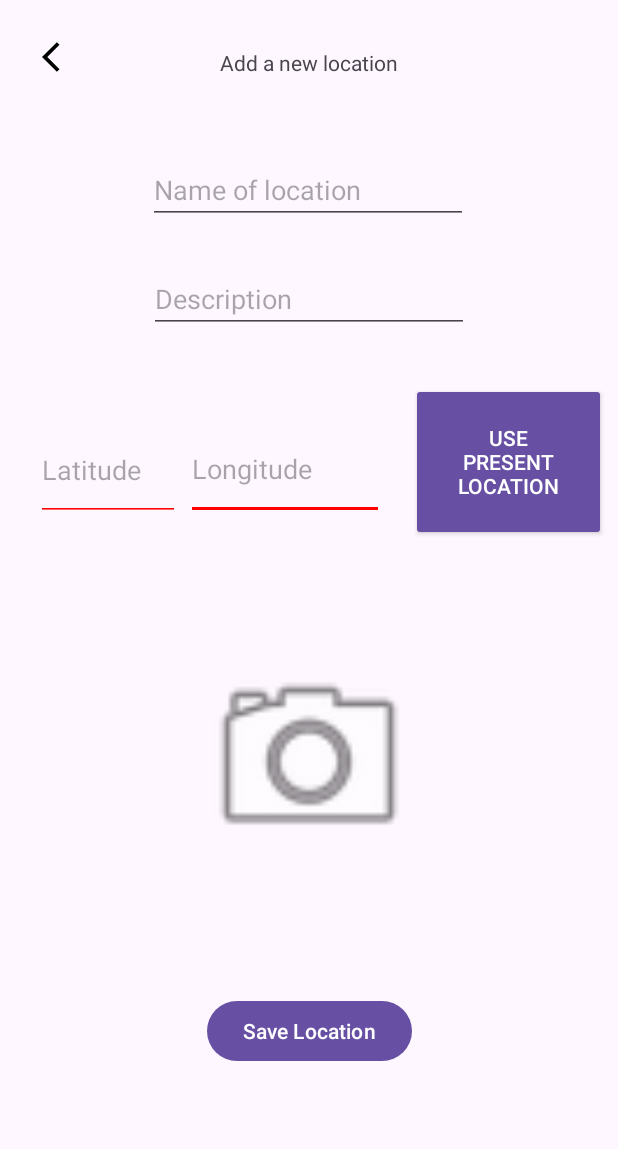
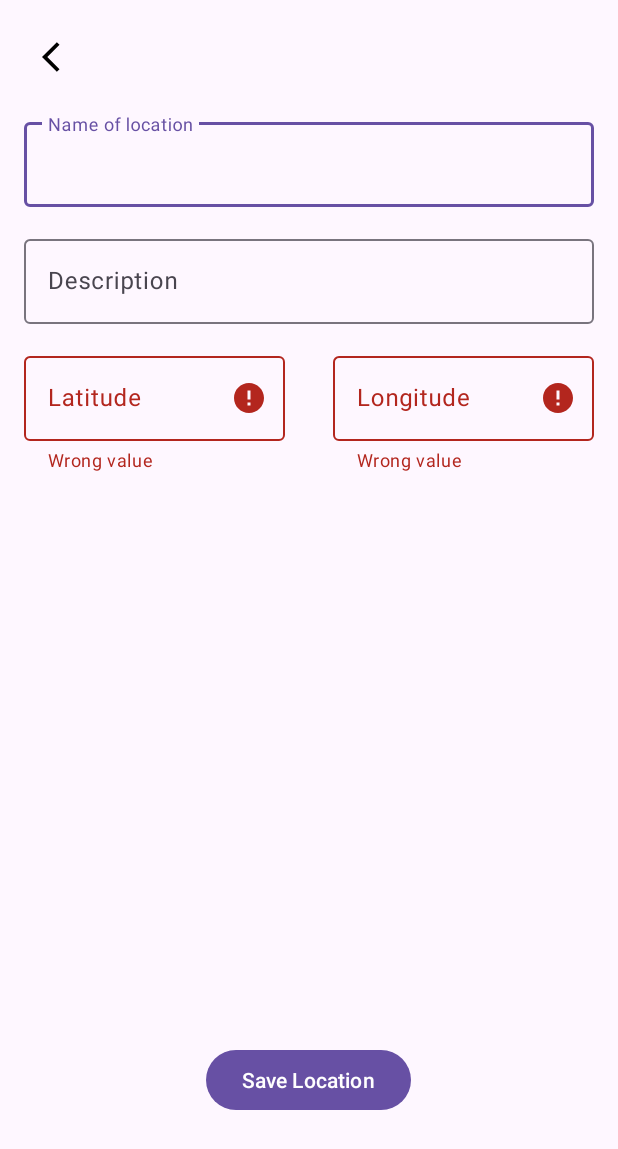
Before and after one commit to mattias012/MyHeliports, an Android app: the AddLocationActivity screen opened directly, with no data from a screen before it, after a tap on "Save Location", on a phone screen of 412 x 824 dp. Shown: the top 1149 px of the screen. Run offline under Robolectric (Android 15) with nearby library versions, the phone set to English and light mode, and no system bars; our stand-ins replace Firebase (no records; nobody signed in at launch, a user with empty details on screens opened directly).

Commit message:
added more M3 stuff

```diff
--- a/app/src/main/java/com/example/myheliports/AddLocationActivity.kt
+++ b/app/src/main/java/com/example/myheliports/AddLocationActivity.kt
@@ -6,7 +6,10 @@ import androidx.appcompat.app.AppCompatActivity
 import android.os.Bundle
 import android.widget.Button
 import android.widget.EditText
+import android.widget.TextView
 import androidx.appcompat.widget.AppCompatImageButton
+import com.google.android.material.textfield.TextInputEditText
+import com.google.android.material.textfield.TextInputLayout
 import com.google.firebase.auth.FirebaseAuth
 import com.google.firebase.auth.ktx.auth
 import com.google.firebase.firestore.FirebaseFirestore
@@ -19,10 +22,17 @@ class AddLocationActivity : AppCompatActivity() {
     lateinit var auth: FirebaseAuth
 
     lateinit var backButton: AppCompatImageButton
-    lateinit var nameOfLocationView: EditText
-    lateinit var descriptionOfLocationView: EditText
-    lateinit var latOfLocationView: EditText
-    lateinit var longOfLocationView: EditText
+
+    lateinit var nameOfLocation: TextInputEditText
+    lateinit var descriptionOfLocation: TextInputEditText
+    lateinit var latOfLocation: TextInputEditText
+    lateinit var longOfLocation: TextInputEditText
+
+    lateinit var nameOfLocationView: TextInputLayout
+    lateinit var descriptionOfLocationView: TextInputLayout
+    lateinit var latOfLocationView: TextInputLayout
+    lateinit var longOfLocationView: TextInputLayout
+
     lateinit var saveLocationButton: Button
 
 
@@ -34,10 +44,17 @@ class AddLocationActivity : AppCompatActivity() {
         auth = Firebase.auth
 
         backButton = findViewById(R.id.backButton)
+
         nameOfLocationView = findViewById(R.id.nameOfLocationView)
         descriptionOfLocationView = findViewById(R.id.descriptionOfLocationView)
         latOfLocationView = findViewById(R.id.latOfLocationView)
         longOfLocationView = findViewById(R.id.longOfLocationView)
+
+        nameOfLocation = findViewById(R.id.nameOfLocation)
+        descriptionOfLocation = findViewById(R.id.descriptionOfLocation)
+        latOfLocation = findViewById(R.id.latOfLocation)
+        longOfLocation = findViewById(R.id.longOfLocation)
+
         saveLocationButton = findViewById(R.id.saveLocationButton)
 
 
@@ -53,8 +70,8 @@ class AddLocationActivity : AppCompatActivity() {
 
     fun saveLocation() {
 
-        val lat = latOfLocationView.text.toString()
-        val long = longOfLocationView.text.toString()
+        val lat = latOfLocation.text.toString()
+        val long = longOfLocation.text.toString()
 
         val checkCoordinates = checkLatLong(lat, long)
 
@@ -62,25 +79,25 @@ class AddLocationActivity : AppCompatActivity() {
         val colorStateListWhite = ColorStateList.valueOf(Color.WHITE)
 
         if (!checkCoordinates) {
-            latOfLocationView.backgroundTintList = colorStateListRed
-            longOfLocationView.backgroundTintList = colorStateListRed
+            latOfLocationView.error = getString(R.string.error)
+            longOfLocationView.error = getString(R.string.error)
             return
         }
         else {
-            latOfLocationView.backgroundTintList = colorStateListWhite
-            longOfLocationView.backgroundTintList = colorStateListWhite
+            latOfLocationView.error = null
+            longOfLocationView.error = null
         }
 
         val latDouble = lat.toDouble()
         val longDouble = long.toDouble()
 
         //Create Location Object
-        val location = Location("??",
-            nameOfLocationView.text.toString(),
-            descriptionOfLocationView.text.toString(),
-            latDouble,
-            longDouble,
-            "greenland"
+        val location = Location(
+            name= nameOfLocation.text.toString(),
+            description = descriptionOfLocation.text.toString(),
+            lat = latDouble,
+            long = longDouble,
+            imageLink = "greenland"
         )
 
         val user = auth.currentUser ?: return
--- /dev/null
+++ b/app/src/main/java/com/example/myheliports/User.kt
@@ -0,0 +1,7 @@
+package com.example.myheliports
+
+import com.google.firebase.firestore.DocumentId
+
+class User(var userId: DocumentId,
+var userName : String? = null) {
+}
--- a/app/src/main/res/layout/activity_add_location.xml
+++ b/app/src/main/res/layout/activity_add_location.xml
@@ -6,73 +6,121 @@
     android:layout_height="match_parent"
     tools:context=".AddLocationActivity">
 
-    <EditText
+    <com.google.android.material.textfield.TextInputLayout
+        android:id="@+id/nameOfLocationView"
+        android:layout_width="match_parent"
+        android:layout_height="wrap_content"
+        android:layout_marginStart="16dp"
+        android:layout_marginTop="16dp"
+        android:layout_marginEnd="16dp"
+        app:layout_constraintEnd_toEndOf="parent"
+        app:layout_constraintStart_toStartOf="parent"
+        android:hint="Name of location"
+        app:endIconMode="clear_text"
+        app:layout_constraintTop_toBottomOf="@+id/backButton">
+
+
+        <com.google.android.material.textfield.TextInputEditText
+            android:id="@+id/nameOfLocation"
+            android:layout_width="match_parent"
+            android:layout_height="wrap_content"
+             />
+
+    </com.google.android.material.textfield.TextInputLayout>
+
+    <com.google.android.material.textfield.TextInputLayout
+        android:id="@+id/descriptionOfLocationView"
+        android:layout_width="match_parent"
+        android:layout_height="wrap_content"
+        android:layout_marginStart="16dp"
+        android:layout_marginTop="16dp"
+        android:layout_marginEnd="16dp"
+        android:hint="Description"
+        app:endIconMode="clear_text"
+        app:layout_constraintEnd_toEndOf="parent"
+        app:layout_constraintStart_toStartOf="parent"
+        app:layout_constraintTop_toBottomOf="@+id/nameOfLocationView">
+
+        <com.google.android.material.textfield.TextInputEditText
+            android:id="@+id/descriptionOfLocation"
+            android:layout_width="match_parent"
+            android:layout_height="wrap_content" />
+
+    </com.google.android.material.textfield.TextInputLayout>
+
+    <com.google.android.material.textfield.TextInputLayout
+        android:id="@+id/latOfLocationView"
+        android:layout_width="0dp"
+        android:layout_height="wrap_content"
+        android:layout_marginStart="16dp"
+        android:layout_marginTop="16dp"
+        android:layout_marginEnd="16dp"
+        android:hint="Latitude"
+        app:endIconMode="clear_text"
+        app:layout_constraintEnd_toStartOf="@+id/longOfLocationView"
+        app:layout_constraintStart_toStartOf="parent"
+        app:layout_constraintTop_toBottomOf="@+id/descriptionOfLocationView">
+
+        <com.google.android.material.textfield.TextInputEditText
+            android:id="@+id/latOfLocation"
+            android:layout_width="match_parent"
+            android:layout_height="wrap_content" />
+
+    </com.google.android.material.textfield.TextInputLayout>
+
+    <com.google.android.material.textfield.TextInputLayout
         android:id="@+id/longOfLocationView"
-        android:layout_width="132dp"
-        android:layout_height="67dp"
-        android:layout_marginStart="4dp"
-        android:layout_marginTop="57dp"
-        android:ems="10"
+        android:layout_width="0dp"
+        android:layout_height="wrap_content"
+        android:layout_marginStart="16dp"
+        android:layout_marginTop="16dp"
+        android:layout_marginEnd="16dp"
         android:hint="Longitude"
-        android:inputType="text"
+        app:endIconMode="clear_text"
+        app:errorEnabled="true"
+        app:layout_constraintEnd_toEndOf="parent"
         app:layout_constraintStart_toEndOf="@+id/latOfLocationView"
-        app:layout_constraintTop_toBottomOf="@+id/descriptionOfLocationView" />
+        app:layout_constraintTop_toBottomOf="@+id/descriptionOfLocationView">
 
-    <EditText
-        android:id="@+id/nameOfLocationView"
-        android:layout_width="wrap_content"
-        android:layout_height="wrap_content"
-        android:layout_marginTop="104dp"
-        android:ems="10"
-        android:hint="Name of location"
-        android:inputType="text"
-        app:layout_constraintEnd_toEndOf="parent"
-        app:layout_constraintHorizontal_bias="0.497"
-        app:layout_constraintStart_toStartOf="parent"
-        app:layout_constraintTop_toTopOf="parent" />
+        <com.google.android.material.textfield.TextInputEditText
+            android:id="@+id/longOfLocation"
+            android:layout_width="match_parent"
+            android:layout_height="wrap_content" />
 
-    <EditText
-        android:id="@+id/latOfLocationView"
-        android:layout_width="96dp"
-        android:layout_height="68dp"
-        android:layout_marginStart="24dp"
-        android:layout_marginTop="57dp"
-        android:ems="10"
-        android:hint="Latitude"
-        android:inputType="text"
-        app:layout_constraintStart_toStartOf="parent"
-        app:layout_constraintTop_toBottomOf="@+id/descriptionOfLocationView" />
+    </com.google.android.material.textfield.TextInputLayout>
 
-    <Button
-        android:id="@+id/button"
-        style="@style/Widget.AppCompat.Button"
-        android:layout_width="130dp"
-        android:layout_height="105dp"
-        android:layout_marginTop="33dp"
-        android:layout_marginEnd="8dp"
-        android:text="Use present location"
-        app:layout_constraintEnd_toEndOf="parent"
-        app:layout_constraintTop_toBottomOf="@+id/descriptionOfLocationView" />
+
+    <!--    <Button-->
+    <!--        android:id="@+id/button"-->
+    <!--        style="@style/Widget.AppCompat.Button"-->
+    <!--        android:layout_width="130dp"-->
+    <!--        android:layout_height="105dp"-->
+    <!--        android:layout_marginTop="33dp"-->
+    <!--        android:layout_marginEnd="8dp"-->
+    <!--        android:text="Use present location"-->
+    <!--        app:layout_constraintEnd_toEndOf="parent"-->
+    <!-- />-->
+
+    <!--&lt;!&ndash;    <ImageView&ndash;&gt;-->
+    <!--&lt;!&ndash;        android:id="@+id/imageView"&ndash;&gt;-->
+    <!--&lt;!&ndash;        android:layout_width="149dp"&ndash;&gt;-->
+    <!--&lt;!&ndash;        android:layout_height="161dp"&ndash;&gt;-->
+    <!--&lt;!&ndash;        android:layout_marginTop="64dp"&ndash;&gt;-->
+    <!--&lt;!&ndash;        android:src="@android:drawable/ic_menu_camera"&ndash;&gt;-->
+    <!--&lt;!&ndash;        app:layout_constraintEnd_toEndOf="parent"&ndash;&gt;-->
+    <!--&lt;!&ndash;        app:layout_constraintStart_toStartOf="parent"&ndash;&gt;-->
+    <!--        app:layout_constraintTop_toBottomOf="@+id/button" />-->
 
     <Button
         android:id="@+id/saveLocationButton"
         android:layout_width="wrap_content"
         android:layout_height="wrap_content"
-        android:layout_marginTop="77dp"
+        android:layout_marginBottom="80dp"
         android:text="Save Location"
+        app:layout_constraintBottom_toBottomOf="parent"
         app:layout_constraintEnd_toEndOf="parent"
-        app:layout_constraintStart_toStartOf="parent"
-        app:layout_constraintTop_toBottomOf="@+id/imageView" />
-
-    <ImageView
-        android:id="@+id/imageView"
-        android:layout_width="149dp"
-        android:layout_height="161dp"
-        android:layout_marginTop="64dp"
-        android:src="@android:drawable/ic_menu_camera"
-        app:layout_constraintEnd_toEndOf="parent"
-        app:layout_constraintStart_toStartOf="parent"
-        app:layout_constraintTop_toBottomOf="@+id/button" />
+        app:layout_constraintHorizontal_bias="0.498"
+        app:layout_constraintStart_toStartOf="parent" />
 
     <ImageButton
         android:id="@+id/backButton"
@@ -86,25 +134,15 @@
         app:layout_constraintStart_toStartOf="parent"
         app:layout_constraintTop_toTopOf="parent" />
 
-    <TextView
-        android:id="@+id/textView2"
-        android:layout_width="wrap_content"
-        android:layout_height="wrap_content"
-        android:layout_marginTop="32dp"
-        android:text="Add a new location"
-        app:layout_constraintEnd_toEndOf="parent"
-        app:layout_constraintStart_toStartOf="parent"
-        app:layout_constraintTop_toTopOf="parent" />
+    <!--    <TextView-->
+    <!--        android:id="@+id/textView2"-->
+    <!--        android:layout_width="wrap_content"-->
+    <!--        android:layout_height="wrap_content"-->
+    <!--        android:layout_marginTop="32dp"-->
+    <!--        android:text="Add a new location"-->
+    <!--        app:layout_constraintEnd_toEndOf="parent"-->
+    <!--        app:layout_constraintStart_toStartOf="parent"-->
+    <!--        app:layout_constraintTop_toTopOf="parent" />-->
 
-    <EditText
-        android:id="@+id/descriptionOfLocationView"
-        android:layout_width="wrap_content"
-        android:layout_height="wrap_content"
-        android:layout_marginTop="27dp"
-        android:ems="10"
-        android:hint="Description"
-        android:inputType="text"
-        app:layout_constraintEnd_toEndOf="parent"
-        app:layout_constraintStart_toStartOf="parent"
-        app:layout_constraintTop_toBottomOf="@+id/nameOfLocationView" />
+
 </androidx.constraintlayout.widget.ConstraintLayout>
--- a/app/src/main/res/values/strings.xml
+++ b/app/src/main/res/values/strings.xml
@@ -1 +1,5 @@
-<resources></resources>
+<?xml version="1.0" encoding="utf-8"?>
+<resources>
+    <string
+        name="error">Wrong value</string>
+</resources>
```
